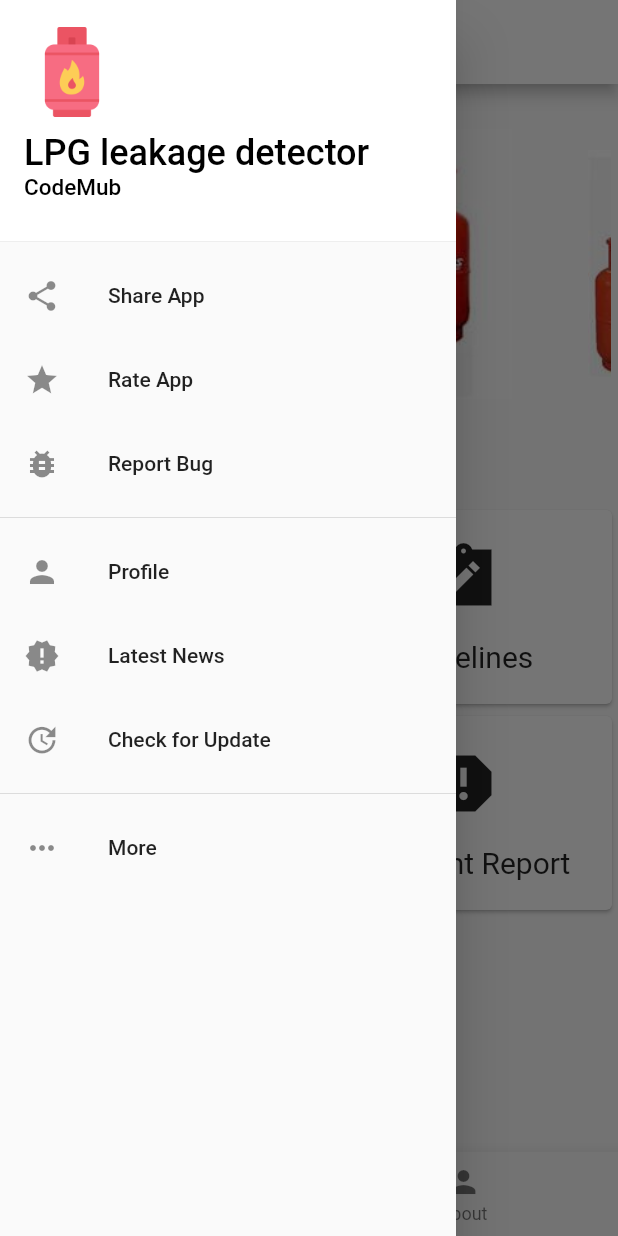
After one commit to manojmarquez33/lpg_leakage_monitor, a Flutter app: the MyHomePage screen opened directly, with the side drawer open, on a phone screen of 412 x 824 dp. The commit adds this screen. Run offline on Flutter 3.47's test engine with Material 2 defaults, Android fonts, the light colour scheme and no system bars; drawn by our look-alikes of carousel_slider; our stand-ins replace fluttertoast, shared_preferences, youtube_player_flutter; accounts and stored records are empty.

Commit message:
Pre-release 1.2

```diff
--- /dev/null
+++ b/lib/components/NavigationDrawer.dart
@@ -0,0 +1,114 @@
+import 'package:flutter/material.dart';
+
+class SideNavigationDrawer extends StatelessWidget {
+  @override
+  Widget build(BuildContext context) {
+    return Drawer(
+      child: ListView(
+        padding: EdgeInsets.zero,
+        children: [
+          DrawerHeader(
+            decoration: BoxDecoration(color: Colors.white),
+            child: Column(
+              crossAxisAlignment: CrossAxisAlignment.start,
+              children: [
+                Image.asset(
+                  'assets/lpg.png',
+                  height: 64,
+                  width: 64,
+                ),
+                SizedBox(height: 8),
+                Text(
+                  'LPG leakage detector',
+                  style: TextStyle(
+                    color: Colors.black,
+                    fontSize: 24,
+                  ),
+                ),
+                Text(
+                  'CodeMub',
+                  style: TextStyle(
+                    color: Colors.black,
+                    fontSize: 15,
+                  ),
+                ),
+              ],
+            ),
+          ),
+          DrawerItem(
+              icon: Icons.share,
+              title: 'Share App',
+              onTap: () {
+                // TODO: Implement share app functionality
+              }),
+          DrawerItem(
+              icon: Icons.star,
+              title: 'Rate App',
+              onTap: () {
+                // TODO: Implement rate app functionality
+              }),
+          DrawerItem(
+              icon: Icons.bug_report,
+              title: 'Report Bug',
+              onTap: () {
+                // TODO: Implement report bug functionality
+              }),
+          DrawerDivider(),
+          DrawerItem(
+              icon: Icons.person,
+              title: 'Profile',
+              onTap: () {
+                // TODO: Implement profile functionality
+              }),
+          DrawerItem(
+              icon: Icons.new_releases,
+              title: 'Latest News',
+              onTap: () {
+                // TODO: Implement latest news functionality
+              }),
+          DrawerItem(
+              icon: Icons.update,
+              title: 'Check for Update',
+              onTap: () {
+                // TODO: Implement check for update functionality
+              }),
+          DrawerDivider(),
+          DrawerItem(
+              icon: Icons.more_horiz,
+              title: 'More',
+              onTap: () {
+                // TODO: Implement additional menu functionality
+              }),
+        ],
+      ),
+    );
+  }
+}
+
+class DrawerItem extends StatelessWidget {
+  final IconData icon;
+  final String title;
+  final VoidCallback onTap;
+
+  const DrawerItem({
+    required this.icon,
+    required this.title,
+    required this.onTap,
+  });
+
+  @override
+  Widget build(BuildContext context) {
+    return ListTile(
+      leading: Icon(icon),
+      title: Text(title),
+      onTap: onTap,
+    );
+  }
+}
+
+class DrawerDivider extends StatelessWidget {
+  @override
+  Widget build(BuildContext context) {
+    return Divider();
+  }
+}
--- a/pubspec.yaml
+++ b/pubspec.yaml
@@ -36,6 +36,10 @@
   # Use with the CupertinoIcons class for iOS style icons.
   cupertino_icons: ^1.0.2
   carousel_slider: ^4.0.0
+  youtube_player_flutter: ^8.1.2
+  http: ^1.1.0
+  shared_preferences: ^2.0.6
+  fluttertoast: ^8.0.7
  # carousel_pro: ^1.0.0
 
 dev_dependencies:
@@ -62,7 +66,7 @@
 
   # To add assets to your application, add an assets section, like this:
   assets:
-    - assets/x
+    - assets/
   #   - images/a_dot_burr.jpeg
   #   - images/a_dot_ham.jpeg
 
```
Also changed, not shown: lib/VideoHelp.dart (+182 -0 lines), lib/login.dart (+106 -26 lines), lib/main.dart (+8 -60 lines), lib/components/AppConstant.dart (renamed from lib/AppConstant.dart), pubspec.lock, 3 other files.
